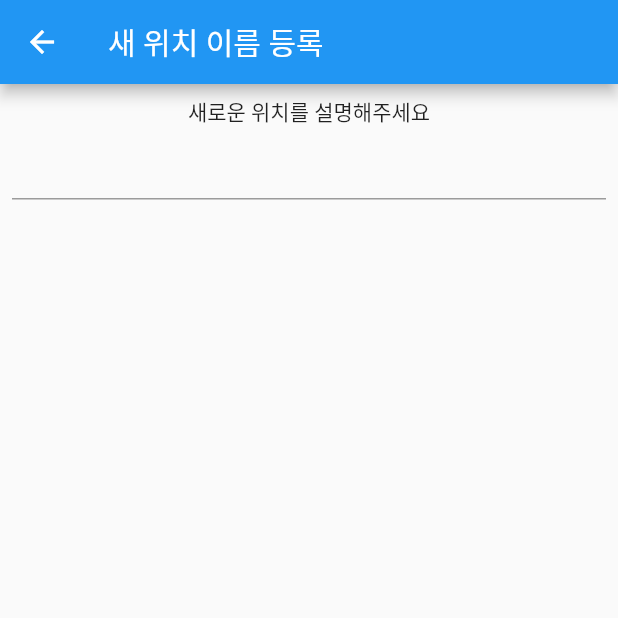
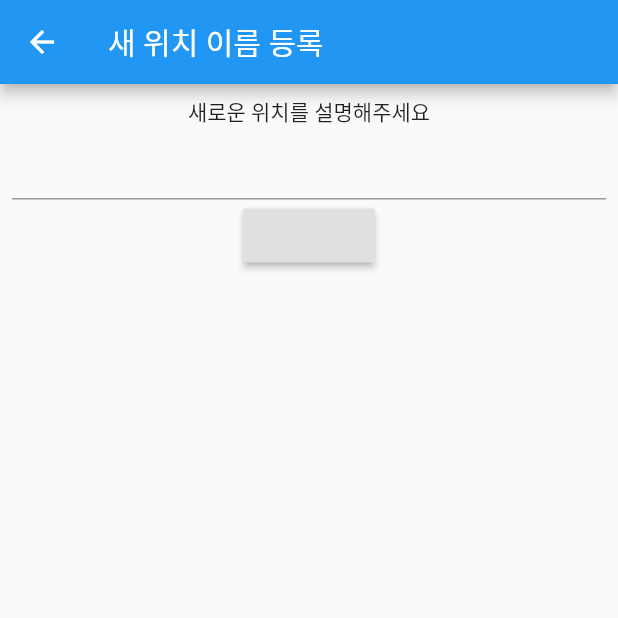
Before and after one commit to 9JIMIN/potato_market, a Flutter app: the NewPlaceName screen opened directly, on a phone screen of 412 x 824 dp, the top half of it. Run offline on Flutter 3.47's test engine with Material 2 defaults, Android fonts, the phone set to English and light mode, and no system bars; our stand-ins replace cloud_firestore, firebase_auth, firebase_core, firebase_storage, geolocator, google_maps_flutter and 4 more; missing offline and left inert: geoflutterfire, multi_image_picker; accounts and stored records are empty; generated files the repository leaves out were written again.

Commit message:
Add NewPlaceName

```diff
--- a/lib/models/place.dart
+++ b/lib/models/place.dart
@@ -10,4 +10,11 @@
     this.address,
     this.userCount,
   });
+
+  Map<String, dynamic> toJson() => {
+        'name': name,
+        'point': point,
+        'address': address,
+        'userCount': userCount,
+      };
 }
--- a/lib/screens/auth/new_place_name/new_place_name_view.dart
+++ b/lib/screens/auth/new_place_name/new_place_name_view.dart
@@ -1,9 +1,12 @@
 import 'package:flutter/material.dart';
+import 'package:modal_progress_hud/modal_progress_hud.dart';
 import 'package:provider/provider.dart';
 
 import '../../../providers/auth_provider.dart';
 
 class NewPlaceName extends StatelessWidget {
+  final _formKey = GlobalKey<FormState>();
+
   @override
   Widget build(BuildContext context) {
     final model = Provider.of<AuthProvider>(context);
@@ -11,24 +14,37 @@
       appBar: AppBar(
         title: Text('새 위치 이름 등록'),
       ),
-      body: Padding(
+      body: ModalProgressHUD(
+        inAsyncCall: model.isNewPlaceNameLoading,
+        child: Padding(
           padding: const EdgeInsets.all(8.0),
           child: Column(
             children: [
               Text('새로운 위치를 설명해주세요'),
               Form(
-              child: TextFormField(
+                key: _formKey,
+                child: Column(
+                  children: [
+                    TextFormField(
                       decoration: InputDecoration(
                         alignLabelWithHint: true,
                       ),
                       onSaved: (String newPlaceName) {
-                  model.onSave(newPlaceName);
+                        model.onSave(newPlaceName, context);
                       },
+                    ),
+                    RaisedButton(
+                      onPressed: () {
+                        _formKey.currentState.save();
+                      },
+                    ),
+                  ],
                 ),
               ),
             ],
           ),
         ),
+      ),
     );
   }
 }
```
Also changed, not shown: lib/providers/auth_provider.dart (+55 -19 lines), lib/screens/auth/set_place_range/set_place_range_view.dart (added, +12 -0 lines). Lines whose indentation alone changed are shown as unchanged.
